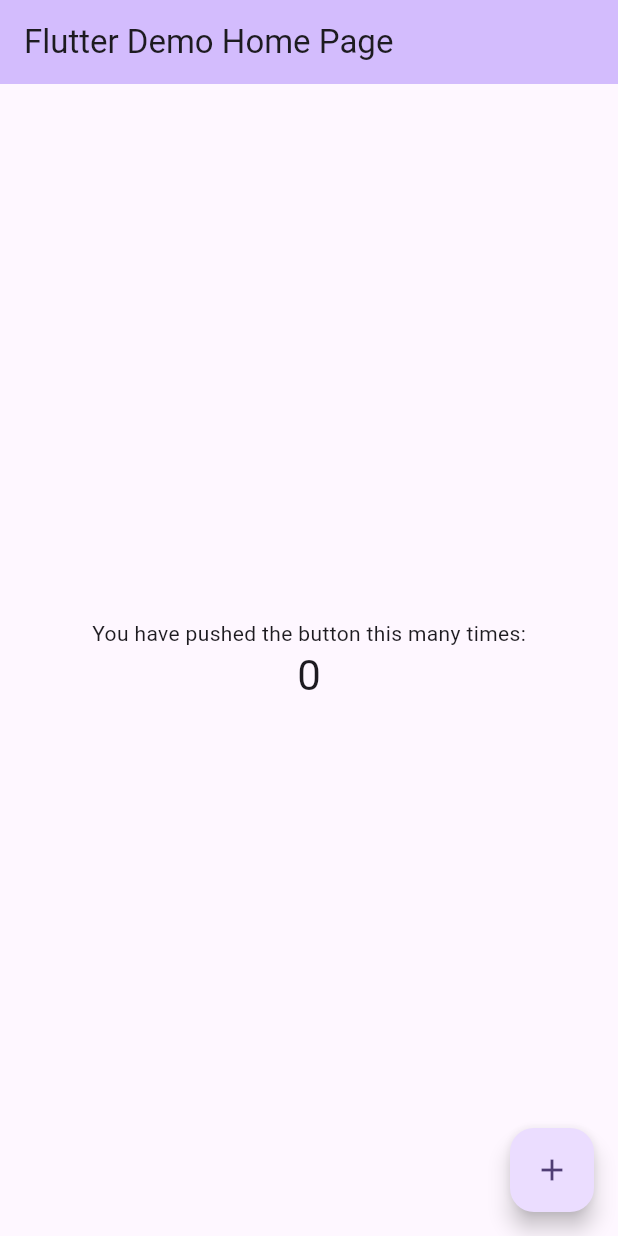
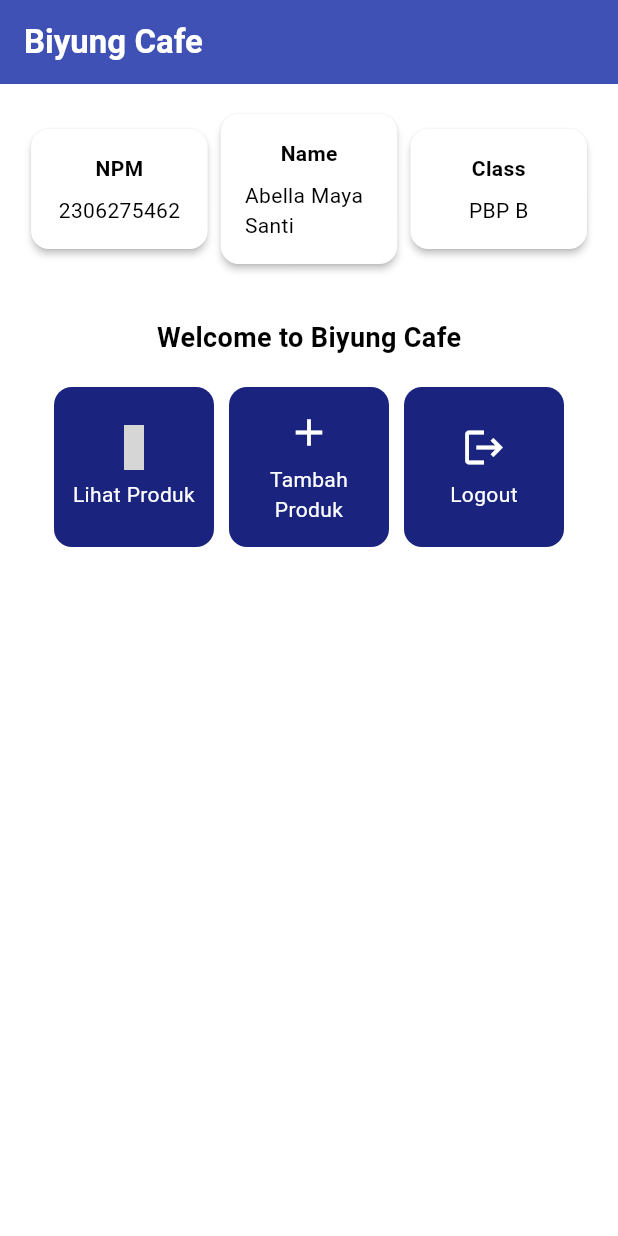
Before and after one commit to codeynamic5/biyung-mobile, a Flutter app: the screen it shows after launch, on a phone screen of 412 x 824 dp. Run offline on Flutter 3.47's test engine with Material 3 defaults, Android fonts, the phone set to English and light mode, and no system bars; statements that could not run were skipped; grey boxes are pictures that could not be loaded.

Commit message:
Tugas 7 | Finished

```diff
--- a/lib/main.dart
+++ b/lib/main.dart
@@ -1,4 +1,5 @@
 import 'package:flutter/material.dart';
+import 'package:biyung/menu.dart';
 
 void main() {
   runApp(const MyApp());
@@ -28,98 +29,11 @@
         //
         // This works for code too, not just values: Most code changes can be
         // tested with just a hot reload.
-        colorScheme: ColorScheme.fromSeed(seedColor: Colors.deepPurple),
-        useMaterial3: true,
+        colorScheme: ColorScheme.fromSwatch(
+          primarySwatch: Colors.indigo,
+        ).copyWith(secondary: Colors.indigo[900]),
       ),
-      home: const MyHomePage(title: 'Flutter Demo Home Page'),
+      home: MyHomePage(),
     );
   }
 }
-
-class MyHomePage extends StatefulWidget {
-  const MyHomePage({super.key, required this.title});
-
-  // This widget is the home page of your application. It is stateful, meaning
-  // that it has a State object (defined below) that contains fields that affect
-  // how it looks.
-
-  // This class is the configuration for the state. It holds the values (in this
-  // case the title) provided by the parent (in this case the App widget) and
-  // used by the build method of the State. Fields in a Widget subclass are
-  // always marked "final".
-
-  final String title;
-
-  @override
-  State<MyHomePage> createState() => _MyHomePageState();
-}
-
-class _MyHomePageState extends State<MyHomePage> {
-  int _counter = 0;
-
-  void _incrementCounter() {
-    setState(() {
-      // This call to setState tells the Flutter framework that something has
-      // changed in this State, which causes it to rerun the build method below
-      // so that the display can reflect the updated values. If we changed
-      // _counter without calling setState(), then the build method would not be
-      // called again, and so nothing would appear to happen.
-      _counter++;
-    });
-  }
-
-  @override
-  Widget build(BuildContext context) {
-    // This method is rerun every time setState is called, for instance as done
-    // by the _incrementCounter method above.
-    //
-    // The Flutter framework has been optimized to make rerunning build methods
-    // fast, so that you can just rebuild anything that needs updating rather
-    // than having to individually change instances of widgets.
-    return Scaffold(
-      appBar: AppBar(
-        // TRY THIS: Try changing the color here to a specific color (to
-        // Colors.amber, perhaps?) and trigger a hot reload to see the AppBar
-        // change color while the other colors stay the same.
-        backgroundColor: Theme.of(context).colorScheme.inversePrimary,
-        // Here we take the value from the MyHomePage object that was created by
-        // the App.build method, and use it to set our appbar title.
-        title: Text(widget.title),
-      ),
-      body: Center(
-        // Center is a layout widget. It takes a single child and positions it
-        // in the middle of the parent.
-        child: Column(
-          // Column is also a layout widget. It takes a list of children and
-          // arranges them vertically. By default, it sizes itself to fit its
-          // children horizontally, and tries to be as tall as its parent.
-          //
-          // Column has various properties to control how it sizes itself and
-          // how it positions its children. Here we use mainAxisAlignment to
-          // center the children vertically; the main axis here is the vertical
-          // axis because Columns are vertical (the cross axis would be
-          // horizontal).
-          //
-          // TRY THIS: Invoke "debug painting" (choose the "Toggle Debug Paint"
-          // action in the IDE, or press "p" in the console), to see the
-          // wireframe for each widget.
-          mainAxisAlignment: MainAxisAlignment.center,
-          children: <Widget>[
-            const Text(
-              'You have pushed the button this many times:',
-            ),
-            Text(
-              '$_counter',
-              style: Theme.of(context).textTheme.headlineMedium,
-            ),
-          ],
-        ),
-      ),
-      floatingActionButton: FloatingActionButton(
-        onPressed: _incrementCounter,
-        tooltip: 'Increment',
-        child: const Icon(Icons.add),
-      ), // This trailing comma makes auto-formatting nicer for build methods.
-    );
-  }
-}
--- /dev/null
+++ b/lib/menu.dart
@@ -0,0 +1,189 @@
+import 'package:flutter/material.dart';
+
+class MyHomePage extends StatelessWidget {
+  final String npm = '2306275462'; // NPM
+  final String name = 'Abella Maya Santi'; // Nama
+  final String className = 'PBP B'; // Kelas
+
+  final List<ItemHomepage> items = [
+    ItemHomepage("Lihat Produk", Icons.product),
+    ItemHomepage("Tambah Produk", Icons.add),
+    ItemHomepage("Logout", Icons.logout),
+  ];
+
+  MyHomePage({super.key});
+
+  @override
+  Widget build(BuildContext context) {
+    // Scaffold menyediakan struktur dasar halaman dengan AppBar dan body.
+    return Scaffold(
+      // AppBar adalah bagian atas halaman yang menampilkan judul.
+      appBar: AppBar(
+        // Judul aplikasi "Biyung Cafe" dengan teks putih dan tebal.
+        title: const Text(
+          'Biyung Cafe',
+          style: TextStyle(
+            color: Colors.white,
+            fontWeight: FontWeight.bold,
+          ),
+        ),
+        // Warna latar belakang AppBar diambil dari skema warna tema aplikasi.
+        backgroundColor: Theme.of(context).colorScheme.primary,
+      ),
+      // Body halaman dengan padding di sekelilingnya.
+      body: Padding(
+        padding: const EdgeInsets.all(16.0),
+        // Menyusun widget secara vertikal dalam sebuah kolom.
+        child: Column(
+          crossAxisAlignment: CrossAxisAlignment.center,
+          children: [
+            // Row untuk menampilkan 3 InfoCard secara horizontal.
+            Row(
+              mainAxisAlignment: MainAxisAlignment.spaceEvenly,
+              children: [
+                InfoCard(title: 'NPM', content: npm),
+                InfoCard(title: 'Name', content: name),
+                InfoCard(title: 'Class', content: className),
+              ],
+            ),
+
+            // Memberikan jarak vertikal 16 unit.
+            const SizedBox(height: 16.0),
+
+            // Menempatkan widget berikutnya di tengah halaman.
+            Center(
+              child: Column(
+                // Menyusun teks dan grid item secara vertikal.
+
+                children: [
+                  // Menampilkan teks sambutan dengan gaya tebal dan ukuran 18.
+                  const Padding(
+                    padding: EdgeInsets.only(top: 16.0),
+                    child: Text(
+                      'Welcome to Biyung Cafe',
+                      style: TextStyle(
+                        fontWeight: FontWeight.bold,
+                        fontSize: 18.0,
+                      ),
+                    ),
+                  ),
+
+                  // Grid untuk menampilkan ItemCard dalam bentuk grid 3 kolom.
+                  GridView.count(
+                    primary: true,
+                    padding: const EdgeInsets.all(20),
+                    crossAxisSpacing: 10,
+                    mainAxisSpacing: 10,
+                    crossAxisCount: 3,
+                    // Agar grid menyesuaikan tinggi kontennya.
+                    shrinkWrap: true,
+
+                    // Menampilkan ItemCard untuk setiap item dalam list items.
+                    children: items.map((ItemHomepage item) {
+                      return ItemCard(item);
+                    }).toList(),
+                  ),
+                ],
+              ),
+            ),
+          ],
+        ),
+      ),
+    );
+  }
+}
+
+class InfoCard extends StatelessWidget {
+  // Kartu informasi yang menampilkan title dan content.
+
+  final String title; // Judul kartu.
+  final String content; // Isi kartu.
+
+  const InfoCard({super.key, required this.title, required this.content});
+
+  @override
+  Widget build(BuildContext context) {
+    return Card(
+      // Membuat kotak kartu dengan bayangan dibawahnya.
+      elevation: 2.0,
+      child: Container(
+        // Mengatur ukuran dan jarak di dalam kartu.
+        width: MediaQuery.of(context).size.width /
+            3.5, // menyesuaikan dengan lebar device yang digunakan.
+        padding: const EdgeInsets.all(16.0),
+        // Menyusun title dan content secara vertikal.
+        child: Column(
+          children: [
+            Text(
+              title,
+              style: const TextStyle(fontWeight: FontWeight.bold),
+            ),
+            const SizedBox(height: 8.0),
+            Text(content),
+          ],
+        ),
+      ),
+    );
+  }
+}
+
+class ItemHomepage {
+  final String name;
+  final IconData icon;
+
+  ItemHomepage(this.name, this.icon);
+}
+
+class ItemCard extends StatelessWidget {
+  // Menampilkan kartu dengan ikon dan nama.
+
+  final ItemHomepage item;
+
+  const ItemCard(this.item, {super.key});
+
+  @override
+  Widget build(BuildContext context) {
+    return Material(
+      // Menentukan warna latar belakang dari tema aplikasi.
+      color: Theme.of(context).colorScheme.secondary,
+      // Membuat sudut kartu melengkung.
+      borderRadius: BorderRadius.circular(12),
+
+      child: InkWell(
+        // Aksi ketika kartu ditekan.
+        onTap: () {
+          // Menampilkan pesan SnackBar saat kartu ditekan.
+          ScaffoldMessenger.of(context)
+            ..hideCurrentSnackBar()
+            ..showSnackBar(
+              SnackBar(content: Text("Kamu telah menekan tombol ${item.name}!"))
+            );
+        },
+        // Container untuk menyimpan Icon dan Text
+        child: Container(
+          padding: const EdgeInsets.all(8),
+          child: Center(
+            child: Column(
+              // Menyusun ikon dan teks di tengah kartu.
+              mainAxisAlignment: MainAxisAlignment.center,
+              children: [
+                Icon(
+                  item.icon,
+                  color: Colors.white,
+                  size: 30.0,
+                ),
+                const Padding(padding: EdgeInsets.all(3)),
+                Text(
+                  item.name,
+                  textAlign: TextAlign.center,
+                  style: const TextStyle(color: Colors.white),
+                ),
+              ],
+            ),
+          ),
+        ),
+      ),
+    );
+  }
+
+}
```
